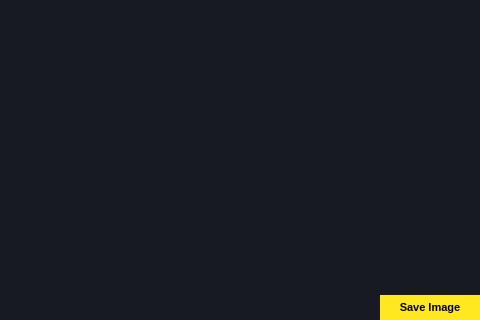
Qt form ui/popupWindow.ui (MartinRapcan/EyeTracking) before a commit; both pictures show x 544 to 1024 and y 281 to 601 of the 1024 by 601 pixel window.
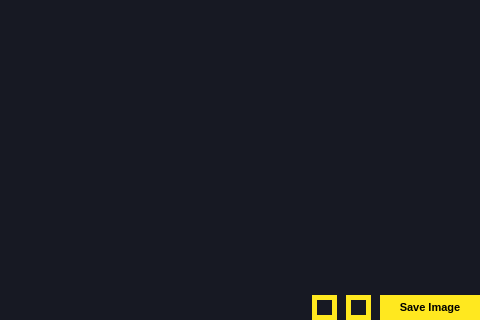
The same form after that commit.

Commit message: feat: added color picker for scanpath and better gradient between colors

The edit to the form file:
```diff
--- a/ui/popupWindow.ui
+++ b/ui/popupWindow.ui
@@ -75,6 +75,42 @@
     <string>Save Image</string>
    </property>
   </widget>
+  <widget class="QPushButton" name="color1">
+   <property name="geometry">
+    <rect>
+     <x>890</x>
+     <y>576</y>
+     <width>25</width>
+     <height>25</height>
+    </rect>
+   </property>
+   <property name="styleSheet">
+    <string notr="true">QPushButton {
+	border: 5px solid #FFE81F;
+}</string>
+   </property>
+   <property name="text">
+    <string/>
+   </property>
+  </widget>
+  <widget class="QPushButton" name="color2">
+   <property name="geometry">
+    <rect>
+     <x>856</x>
+     <y>576</y>
+     <width>25</width>
+     <height>25</height>
+    </rect>
+   </property>
+   <property name="styleSheet">
+    <string notr="true">QPushButton {
+	border: 5px solid #FFE81F;
+}</string>
+   </property>
+   <property name="text">
+    <string/>
+   </property>
+  </widget>
  </widget>
  <resources/>
  <connections/>
```
The commit also changes 5 other files.
